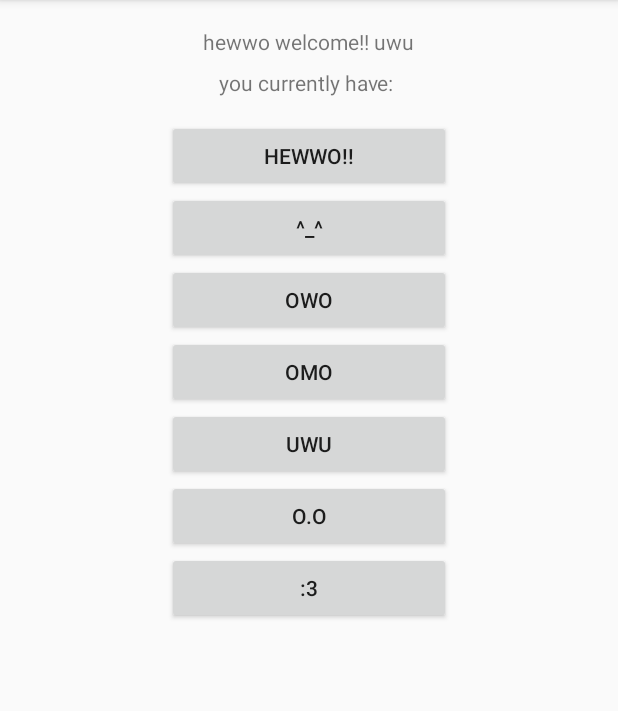
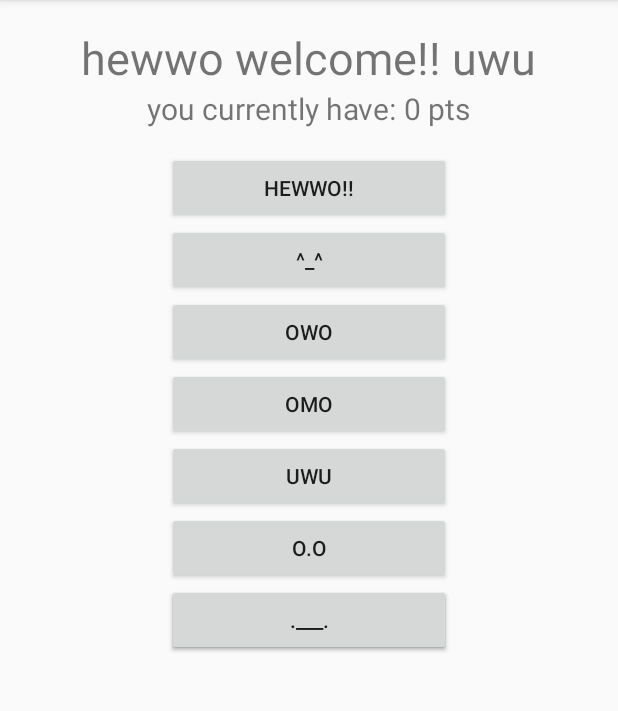
Before and after one commit to mliu356/uwu2, an Android app: the screen it shows after launch (MainActivity), on a phone screen of 412 x 824 dp, the part 84-795 px from its top. Run offline under Robolectric (Android 15) with nearby library versions, the phone set to English and light mode, and no system bars; our stand-ins replace Firebase (no records; nobody signed in at launch, a user with empty details on screens opened directly).

Commit message:
link button functionality

```diff
--- a/app/src/main/java/com/example/michelleliu/uwu2/MainActivity.java
+++ b/app/src/main/java/com/example/michelleliu/uwu2/MainActivity.java
@@ -1,21 +1,140 @@
 package com.example.michelleliu.uwu2;
 
+import androidx.annotation.NonNull;
 import androidx.appcompat.app.AppCompatActivity;
 import android.os.Bundle;
+import android.util.Log;
+import android.view.View;
+import android.widget.Button;
+import android.widget.TextView;
 
+import com.google.firebase.database.DataSnapshot;
+import com.google.firebase.database.DatabaseError;
 import com.google.firebase.database.DatabaseReference;
 import com.google.firebase.database.FirebaseDatabase;
+import com.google.firebase.database.ValueEventListener;
 
 public class MainActivity extends AppCompatActivity {
 
     FirebaseDatabase database = FirebaseDatabase.getInstance();
-    DatabaseReference myRef = database.getReference("message");
+    DatabaseReference myRef = database.getReference("user1");
+
+    String TAG = "HELPMEIDK";
+    String message = "tester message";
+    int score;
+    int[] pointValues = new int[]{8, 6, 10, 1, 15, 4, 3};
+    int[] count = new int[7];
+
+    Button button0; // hewwo - 8
+    Button button1; // ^_^ - 6
+    Button button2; // owo - 10
+    Button button3; // omo - 1
+    Button button4; // uwu - 15
+    Button button5; // o.o - 4
+    Button button6; // :3 - 3
+    Button button7; // .___. clear
+
+    TextView pointsText;
 
     @Override
     protected void onCreate(Bundle savedInstanceState) {
         super.onCreate(savedInstanceState);
         setContentView(R.layout.activity_main);
 
-        myRef.setValue("Hello, World!");
+        button0 = findViewById(R.id.button0);
+        button1 = findViewById(R.id.button1);
+        button2 = findViewById(R.id.button2);
+        button3 = findViewById(R.id.button3);
+        button4 = findViewById(R.id.button4);
+        button5 = findViewById(R.id.button5);
+        button6 = findViewById(R.id.button6);
+        button7 = findViewById(R.id.button7);
+
+        button0.setOnClickListener(new View.OnClickListener() {
+            @Override
+            public void onClick(View v) {
+                clickButton(0);
+            }
+        });
+        button1.setOnClickListener(new View.OnClickListener() {
+            @Override
+            public void onClick(View v) {
+                clickButton(1);
+            }
+        });
+        button2.setOnClickListener(new View.OnClickListener() {
+            @Override
+            public void onClick(View v) {
+                clickButton(2);
+            }
+        });
+        button3.setOnClickListener(new View.OnClickListener() {
+            @Override
+            public void onClick(View v) {
+                clickButton(3);
+            }
+        });
+        button4.setOnClickListener(new View.OnClickListener() {
+            @Override
+            public void onClick(View v) {
+                clickButton(4);
+            }
+        });
+        button5.setOnClickListener(new View.OnClickListener() {
+            @Override
+            public void onClick(View v) {
+                clickButton(5);
+            }
+        });
+        button6.setOnClickListener(new View.OnClickListener() {
+            @Override
+            public void onClick(View v) {
+                clickButton(6);
+            }
+        });
+        button7.setOnClickListener(new View.OnClickListener() {
+            @Override
+            public void onClick(View v) {
+                score = 0;
+                myRef.setValue(score);
+                updateView();
+            }
+        });
+
+        pointsText = findViewById(R.id.pointsnum);
+
+        updateView();
+
+//        myRef.addValueEventListener(new ValueEventListener() {
+//            @Override
+//            public void onDataChange(@NonNull DataSnapshot dataSnapshot) {
+//                message = dataSnapshot.getValue(String.class);
+//            }
+//
+//            @Override
+//            public void onCancelled(@NonNull DatabaseError databaseError) {
+//                // Failed to read value
+//                Log.w(TAG, "Failed to read value.", databaseError.toException());
+//
+//            }
+//        });
+//        myRef.setValue("Hello, World!");
+//        myRef.setValue("idk what i'm doing omo");
+//
+//        Log.d(TAG, "what is going on???");
+//        Log.d(TAG, message);
+
+    }
+
+    public void clickButton(int buttonNum) {
+        score += pointValues[buttonNum];
+        count[buttonNum]++;
+        updateView();
+
+        myRef.setValue(score);
+    }
+
+    public void updateView() {
+        pointsText.setText(Integer.toString(score));
     }
 }
--- a/app/src/main/res/layout/activity_main.xml
+++ b/app/src/main/res/layout/activity_main.xml
@@ -11,20 +11,41 @@
         android:id="@+id/welcomeuwu"
         android:layout_width="wrap_content"
         android:layout_height="wrap_content"
-        android:layout_marginStart="8dp"
         android:layout_marginTop="8dp"
-        android:layout_marginEnd="8dp"
-        android:layout_marginBottom="8dp"
+        android:textSize="30sp"
         android:layout_centerHorizontal="true"
         android:text="hewwo welcome!! uwu" />
 
-    <TextView
+    <RelativeLayout
         android:id="@+id/pointstext"
         android:layout_width="wrap_content"
         android:layout_height="wrap_content"
-        android:layout_below="@id/welcomeuwu"
-        android:layout_centerHorizontal="true"
-        android:text="you currently have: " />
+        android:layout_below="@+id/welcomeuwu"
+        android:layout_centerInParent="true">
+        <TextView
+            android:id="@+id/pointstext1"
+            android:textSize="20sp"
+            android:layout_width="wrap_content"
+            android:layout_height="wrap_content"
+            android:text="you currently have: " />
+
+        <TextView
+            android:id="@+id/pointsnum"
+            android:textSize="20sp"
+            android:layout_width="wrap_content"
+            android:layout_height="wrap_content"
+            android:layout_toRightOf="@+id/pointstext1"
+            android:layout_alignTop="@+id/pointstext1"
+            android:text="XXX"/>
+        <TextView
+            android:id="@+id/pointstext2"
+            android:textSize="20sp"
+            android:layout_width="wrap_content"
+            android:layout_height="wrap_content"
+            android:layout_toRightOf="@+id/pointsnum"
+            android:layout_alignTop="@+id/pointsnum"
+            android:text=" pts"/>
+    </RelativeLayout>
 
     <RelativeLayout
         android:layout_width="200dp"
@@ -35,51 +56,58 @@
         android:padding="5dp">
 
         <Button
-            android:id="@+id/button1"
+            android:id="@+id/button0"
             android:layout_width="fill_parent"
             android:layout_height="wrap_content"
             android:text="hewwo!!" />
         <Button
+            android:id="@+id/button1"
+            android:layout_width="fill_parent"
+            android:layout_height="wrap_content"
+            android:layout_below="@+id/button0"
+            android:text="^_^" />
+
+        <Button
             android:id="@+id/button2"
             android:layout_width="fill_parent"
             android:layout_height="wrap_content"
-            android:layout_below="@+id/button1"
-            android:text="^_^" />
+            android:layout_below="@id/button1"
+            android:text="owo" />
 
         <Button
             android:id="@+id/button3"
             android:layout_width="fill_parent"
             android:layout_height="wrap_content"
             android:layout_below="@id/button2"
-            android:text="owo" />
+            android:text="omo" />
 
         <Button
             android:id="@+id/button4"
             android:layout_width="fill_parent"
             android:layout_height="wrap_content"
             android:layout_below="@id/button3"
-            android:text="omo" />
+            android:text="uwu" />
 
         <Button
             android:id="@+id/button5"
             android:layout_width="fill_parent"
             android:layout_height="wrap_content"
             android:layout_below="@id/button4"
-            android:text="uwu" />
+            android:text="o.o" />
 
         <Button
             android:id="@+id/button6"
             android:layout_width="fill_parent"
             android:layout_height="wrap_content"
             android:layout_below="@id/button5"
-            android:text="o.o" />
+            android:text=":3" />
 
         <Button
             android:id="@+id/button7"
             android:layout_width="fill_parent"
             android:layout_height="wrap_content"
-            android:layout_below="@id/button6"
-            android:text=":3" />
+            android:layout_below="@id/button5"
+            android:text=".___." />
 
     </RelativeLayout>
 
```
